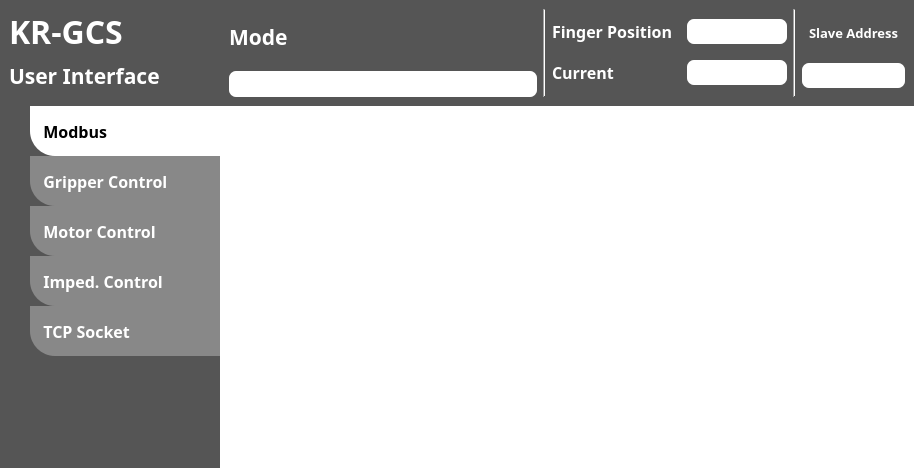
Above: ui/main_window.ui from KorasRobotics/KR_GCS_user_interface before the change. Below: the same form after it.
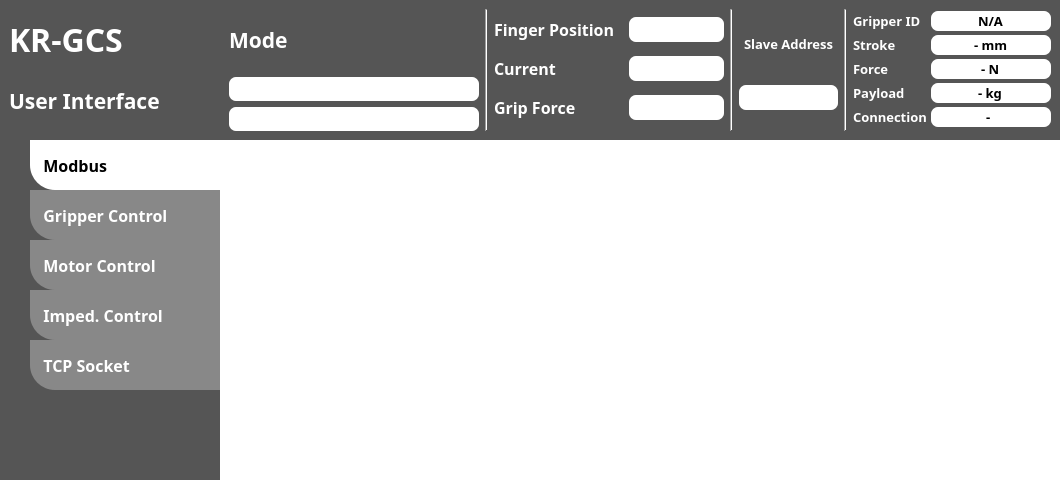
That is the form after the change. Icons and pictures are not drawn.

Patch:
```diff
--- a/ui/main_window.ui
+++ b/ui/main_window.ui
@@ -6,8 +6,8 @@
    <rect>
     <x>0</x>
     <y>0</y>
-    <width>914</width>
-    <height>468</height>
+    <width>1060</width>
+    <height>480</height>
    </rect>
   </property>
   <property name="font">
@@ -184,7 +184,6 @@
             <font>
              <family>Noto Sans KR</family>
              <pointsize>24</pointsize>
-             <weight>75</weight>
              <bold>true</bold>
             </font>
            </property>
@@ -236,7 +235,6 @@
             <font>
              <family>Noto Sans KR</family>
              <pointsize>16</pointsize>
-             <weight>75</weight>
              <bold>true</bold>
             </font>
            </property>
@@ -255,7 +253,7 @@
       <property name="maximumSize">
        <size>
         <width>16777215</width>
-        <height>106</height>
+        <height>140</height>
        </size>
       </property>
       <property name="font">
@@ -319,7 +317,6 @@
                 <font>
                  <family>Noto Sans KR</family>
                  <pointsize>16</pointsize>
-                 <weight>75</weight>
                  <bold>true</bold>
                 </font>
                </property>
@@ -357,11 +354,16 @@
            </item>
            <item>
             <widget class="QLineEdit" name="lineEdit_monitor_mode">
+             <property name="minimumSize">
+              <size>
+               <width>250</width>
+               <height>24</height>
+              </size>
+             </property>
              <property name="font">
               <font>
                <family>Noto Sans KR</family>
-               <pointsize>13</pointsize>
-               <weight>75</weight>
+               <pointsize>9</pointsize>
                <bold>true</bold>
               </font>
              </property>
@@ -370,6 +372,29 @@
              </property>
             </widget>
            </item>
+           <item>
+            <widget class="QLineEdit" name="lineEdit_monitor_warn">
+             <property name="minimumSize">
+              <size>
+               <width>0</width>
+               <height>24</height>
+              </size>
+             </property>
+             <property name="font">
+              <font>
+               <family>Noto Sans KR</family>
+               <pointsize>9</pointsize>
+               <bold>true</bold>
+              </font>
+             </property>
+             <property name="styleSheet">
+              <string notr="true">color:#B00000;</string>
+             </property>
+             <property name="readOnly">
+              <bool>true</bool>
+             </property>
+            </widget>
+           </item>
           </layout>
          </item>
          <item>
@@ -437,7 +462,6 @@
                 <font>
                  <family>Noto Sans KR</family>
                  <pointsize>12</pointsize>
-                 <weight>75</weight>
                  <bold>true</bold>
                 </font>
                </property>
@@ -464,7 +488,6 @@
                 <font>
                  <family>Noto Sans KR</family>
                  <pointsize>12</pointsize>
-                 <weight>75</weight>
                  <bold>true</bold>
                 </font>
                </property>
@@ -525,7 +548,6 @@
                 <font>
                  <family>Noto Sans KR</family>
                  <pointsize>12</pointsize>
-                 <weight>75</weight>
                  <bold>true</bold>
                 </font>
                </property>
@@ -552,7 +574,76 @@
                 <font>
                  <family>Noto Sans KR</family>
                  <pointsize>12</pointsize>
-                 <weight>75</weight>
+                 <bold>true</bold>
+                </font>
+               </property>
+               <property name="alignment">
+                <set>Qt::AlignCenter</set>
+               </property>
+               <property name="readOnly">
+                <bool>true</bool>
+               </property>
+              </widget>
+             </item>
+             <item row="2" column="0">
+              <widget class="QLabel" name="label_grip_force">
+               <property name="palette">
+                <palette>
+                 <active>
+                  <colorrole role="WindowText">
+                   <brush brushstyle="SolidPattern">
+                    <color alpha="255">
+                     <red>255</red>
+                     <green>255</green>
+                     <blue>255</blue>
+                    </color>
+                   </brush>
+                  </colorrole>
+                 </active>
+                 <inactive>
+                  <colorrole role="WindowText">
+                   <brush brushstyle="SolidPattern">
+                    <color alpha="255">
+                     <red>255</red>
+                     <green>255</green>
+                     <blue>255</blue>
+                    </color>
+                   </brush>
+                  </colorrole>
+                 </inactive>
+                 <disabled/>
+                </palette>
+               </property>
+               <property name="font">
+                <font>
+                 <family>Noto Sans KR</family>
+                 <pointsize>12</pointsize>
+                 <bold>true</bold>
+                </font>
+               </property>
+               <property name="text">
+                <string>Grip Force</string>
+               </property>
+              </widget>
+             </item>
+             <item row="2" column="1">
+              <widget class="QLineEdit" name="lineEdit_monitor_grip_force">
+               <property name="sizePolicy">
+                <sizepolicy hsizetype="Maximum" vsizetype="Fixed">
+                 <horstretch>0</horstretch>
+                 <verstretch>0</verstretch>
+                </sizepolicy>
+               </property>
+               <property name="maximumSize">
+                <size>
+                 <width>100</width>
+                 <height>16777215</height>
+                </size>
+               </property>
+               <property name="font">
+                <font>
+                 <family>Noto Sans KR</family>
+                 <pointsize>12</pointsize>
                  <bold>true</bold>
                 </font>
                </property>
@@ -629,7 +720,6 @@
                 <font>
                  <family>Noto Sans KR</family>
                  <pointsize>10</pointsize>
-                 <weight>75</weight>
                  <bold>true</bold>
                 </font>
                </property>
@@ -659,7 +749,6 @@
                 <font>
                  <family>Noto Sans KR</family>
                  <pointsize>12</pointsize>
-                 <weight>75</weight>
                  <bold>true</bold>
                 </font>
                </property>
@@ -673,6 +762,400 @@
              </item>
             </layout>
            </item>
+           <item>
+            <widget class="Line" name="line_gripper">
+             <property name="orientation">
+              <enum>Qt::Vertical</enum>
+             </property>
+            </widget>
+           </item>
+           <item>
+            <layout class="QGridLayout" name="gridLayout_gripper">
+             <property name="leftMargin">
+              <number>0</number>
+             </property>
+             <property name="topMargin">
+              <number>0</number>
+             </property>
+             <property name="rightMargin">
+              <number>0</number>
+             </property>
+             <property name="bottomMargin">
+              <number>0</number>
+             </property>
+             <property name="horizontalSpacing">
+              <number>4</number>
+             </property>
+             <property name="verticalSpacing">
+              <number>2</number>
+             </property>
+             <item row="0" column="0">
+              <widget class="QLabel" name="label_gripper_id">
+               <property name="palette">
+                <palette>
+                 <active>
+                  <colorrole role="WindowText">
+                   <brush brushstyle="SolidPattern">
+                    <color alpha="255">
+                     <red>255</red>
+                     <green>255</green>
+                     <blue>255</blue>
+                    </color>
+                   </brush>
+                  </colorrole>
+                 </active>
+                 <inactive>
+                  <colorrole role="WindowText">
+                   <brush brushstyle="SolidPattern">
+                    <color alpha="255">
+                     <red>255</red>
+                     <green>255</green>
+                     <blue>255</blue>
+                    </color>
+                   </brush>
+                  </colorrole>
+                 </inactive>
+                 <disabled/>
+                </palette>
+               </property>
+               <property name="font">
+                <font>
+                 <family>Noto Sans KR</family>
+                 <pointsize>10</pointsize>
+                 <bold>true</bold>
+                </font>
+               </property>
+               <property name="text">
+                <string>Gripper ID</string>
+               </property>
+              </widget>
+             </item>
+             <item row="0" column="1">
+              <widget class="QLineEdit" name="lineEdit_gripper_id">
+               <property name="minimumSize">
+                <size>
+                 <width>120</width>
+                 <height>0</height>
+                </size>
+               </property>
+               <property name="maximumSize">
+                <size>
+                 <width>120</width>
+                 <height>16777215</height>
+                </size>
+               </property>
+               <property name="font">
+                <font>
+                 <family>Noto Sans KR</family>
+                 <pointsize>10</pointsize>
+                 <bold>true</bold>
+                </font>
+               </property>
+               <property name="text">
+                <string>N/A</string>
+               </property>
+               <property name="alignment">
+                <set>Qt::AlignCenter</set>
+               </property>
+               <property name="readOnly">
+                <bool>true</bool>
+               </property>
+              </widget>
+             </item>
+             <item row="1" column="0">
+              <widget class="QLabel" name="label_gripper_stroke">
+               <property name="palette">
+                <palette>
+                 <active>
+                  <colorrole role="WindowText">
+                   <brush brushstyle="SolidPattern">
+                    <color alpha="255">
+                     <red>255</red>
+                     <green>255</green>
+                     <blue>255</blue>
+                    </color>
+                   </brush>
+                  </colorrole>
+                 </active>
+                 <inactive>
+                  <colorrole role="WindowText">
+                   <brush brushstyle="SolidPattern">
+                    <color alpha="255">
+                     <red>255</red>
+                     <green>255</green>
+                     <blue>255</blue>
+                    </color>
+                   </brush>
+                  </colorrole>
+                 </inactive>
+                 <disabled/>
+                </palette>
+               </property>
+               <property name="font">
+                <font>
+                 <family>Noto Sans KR</family>
+                 <pointsize>10</pointsize>
+                 <bold>true</bold>
+                </font>
+               </property>
+               <property name="text">
+                <string>Stroke</string>
+               </property>
+              </widget>
+             </item>
+             <item row="1" column="1">
+              <widget class="QLineEdit" name="lineEdit_gripper_stroke">
+               <property name="minimumSize">
+                <size>
+                 <width>120</width>
+                 <height>0</height>
+                </size>
+               </property>
+               <property name="maximumSize">
+                <size>
+                 <width>120</width>
+                 <height>16777215</height>
+                </size>
+               </property>
+               <property name="font">
+                <font>
+                 <family>Noto Sans KR</family>
+                 <pointsize>10</pointsize>
+                 <bold>true</bold>
+                </font>
+               </property>
+               <property name="text">
+                <string>- mm</string>
+               </property>
+               <property name="alignment">
+                <set>Qt::AlignCenter</set>
+               </property>
+               <property name="readOnly">
+                <bool>true</bool>
+               </property>
+              </widget>
+             </item>
+             <item row="2" column="0">
+              <widget class="QLabel" name="label_gripper_force">
+               <property name="palette">
+                <palette>
+                 <active>
+                  <colorrole role="WindowText">
+                   <brush brushstyle="SolidPattern">
+                    <color alpha="255">
+                     <red>255</red>
+                     <green>255</green>
+                     <blue>255</blue>
+                    </color>
+                   </brush>
+                  </colorrole>
+                 </active>
+                 <inactive>
+                  <colorrole role="WindowText">
+                   <brush brushstyle="SolidPattern">
+                    <color alpha="255">
+                     <red>255</red>
+                     <green>255</green>
+                     <blue>255</blue>
+                    </color>
+                   </brush>
+                  </colorrole>
+                 </inactive>
+                 <disabled/>
+                </palette>
+               </property>
+               <property name="font">
+                <font>
+                 <family>Noto Sans KR</family>
+                 <pointsize>10</pointsize>
+                 <bold>true</bold>
+                </font>
+               </property>
+               <property name="text">
+                <string>Force</string>
+               </property>
+              </widget>
+             </item>
+             <item row="2" column="1">
+              <widget class="QLineEdit" name="lineEdit_gripper_force">
+               <property name="minimumSize">
+                <size>
+                 <width>120</width>
+                 <height>0</height>
+                </size>
+               </property>
+               <property name="maximumSize">
+                <size>
+                 <width>120</width>
+                 <height>16777215</height>
+                </size>
+               </property>
+               <property name="font">
+                <font>
+                 <family>Noto Sans KR</family>
+                 <pointsize>10</pointsize>
+                 <bold>true</bold>
+                </font>
+               </property>
+               <property name="text">
+                <string>- N</string>
+               </property>
+               <property name="alignment">
+                <set>Qt::AlignCenter</set>
+               </property>
+               <property name="readOnly">
+                <bool>true</bool>
+               </property>
+              </widget>
+             </item>
+             <item row="3" column="0">
+              <widget class="QLabel" name="label_gripper_payload">
+               <property name="palette">
+                <palette>
+                 <active>
+                  <colorrole role="WindowText">
+                   <brush brushstyle="SolidPattern">
+                    <color alpha="255">
+                     <red>255</red>
+                     <green>255</green>
+                     <blue>255</blue>
+                    </color>
+                   </brush>
+                  </colorrole>
+                 </active>
+                 <inactive>
+                  <colorrole role="WindowText">
+                   <brush brushstyle="SolidPattern">
+                    <color alpha="255">
+                     <red>255</red>
+                     <green>255</green>
+                     <blue>255</blue>
+                    </color>
+                   </brush>
+                  </colorrole>
+                 </inactive>
+                 <disabled/>
+                </palette>
+               </property>
+               <property name="font">
+                <font>
+                 <family>Noto Sans KR</family>
+                 <pointsize>10</pointsize>
+                 <bold>true</bold>
+                </font>
+               </property>
+               <property name="text">
+                <string>Payload</string>
+               </property>
+              </widget>
+             </item>
+             <item row="3" column="1">
+              <widget class="QLineEdit" name="lineEdit_gripper_payload">
+               <property name="minimumSize">
+                <size>
+                 <width>120</width>
+                 <height>0</height>
+                </size>
+               </property>
+               <property name="maximumSize">
+                <size>
+                 <width>120</width>
+                 <height>16777215</height>
+                </size>
+               </property>
+               <property name="font">
+                <font>
+                 <family>Noto Sans KR</family>
+                 <pointsize>10</pointsize>
+                 <bold>true</bold>
+                </font>
+               </property>
+               <property name="text">
+                <string>- kg</string>
+               </property>
+               <property name="alignment">
+                <set>Qt::AlignCenter</set>
+               </property>
+               <property name="readOnly">
+                <bool>true</bool>
+               </property>
+              </widget>
+             </item>
+             <item row="4" column="0">
+              <widget class="QLabel" name="label_gripper_connect">
+               <property name="palette">
+                <palette>
+                 <active>
+                  <colorrole role="WindowText">
+                   <brush brushstyle="SolidPattern">
+                    <color alpha="255">
+                     <red>255</red>
+                     <green>255</green>
+                     <blue>255</blue>
+                    </color>
+                   </brush>
+                  </colorrole>
+                 </active>
+                 <inactive>
+                  <colorrole role="WindowText">
+                   <brush brushstyle="SolidPattern">
+                    <color alpha="255">
+                     <red>255</red>
+                     <green>255</green>
+                     <blue>255</blue>
+                    </color>
+                   </brush>
+                  </colorrole>
+                 </inactive>
+                 <disabled/>
+                </palette>
+               </property>
+               <property name="font">
+                <font>
+                 <family>Noto Sans KR</family>
+                 <pointsize>10</pointsize>
+                 <bold>true</bold>
+                </font>
+               </property>
+               <property name="text">
+                <string>Connection</string>
+               </property>
+              </widget>
+             </item>
+             <item row="4" column="1">
+              <widget class="QLineEdit" name="lineEdit_gripper_connect">
+               <property name="minimumSize">
+                <size>
+                 <width>120</width>
+                 <height>0</height>
+                </size>
+               </property>
+               <property name="maximumSize">
+                <size>
+                 <width>120</width>
+                 <height>16777215</height>
+                </size>
+               </property>
+               <property name="font">
+                <font>
+                 <family>Noto Sans KR</family>
+                 <pointsize>10</pointsize>
+                 <bold>true</bold>
+                </font>
+               </property>
+               <property name="text">
+                <string>- </string>
+               </property>
+               <property name="alignment">
+                <set>Qt::AlignCenter</set>
+               </property>
+               <property name="readOnly">
+                <bool>true</bool>
+               </property>
+              </widget>
+             </item>
+            </layout>
+           </item>
           </layout>
          </item>
         </layout>
@@ -794,6 +1277,15 @@
                  </color>
                 </brush>
                </colorrole>
+               <colorrole role="Highlight">
+                <brush brushstyle="SolidPattern">
+                 <color alpha="255">
+                  <red>31</red>
+                  <green>155</green>
+                  <blue>93</blue>
+                 </color>
+                </brush>
+               </colorrole>
               </active>
               <inactive>
                <colorrole role="Button">
@@ -823,6 +1315,15 @@
                  </color>
                 </brush>
                </colorrole>
+               <colorrole role="Highlight">
+                <brush brushstyle="SolidPattern">
+                 <color alpha="255">
+                  <red>31</red>
+                  <green>155</green>
+                  <blue>93</blue>
+                 </color>
+                </brush>
+               </colorrole>
               </inactive>
               <disabled>
                <colorrole role="Button">
@@ -852,6 +1353,15 @@
                  </color>
                 </brush>
                </colorrole>
+               <colorrole role="Highlight">
+                <brush brushstyle="SolidPattern">
+                 <color alpha="255">
+                  <red>31</red>
+                  <green>155</green>
+                  <blue>93</blue>
+                 </color>
+                </brush>
+               </colorrole>
               </disabled>
              </palette>
             </property>
@@ -859,7 +1369,6 @@
              <font>
               <family>Noto Sans KR</family>
               <pointsize>12</pointsize>
-              <weight>75</weight>
               <bold>true</bold>
               <strikeout>false</strikeout>
               <kerning>true</kerning>
@@ -954,9 +1463,18 @@
                  </color>
                 </brush>
                </colorrole>
-               <colorrole role="PlaceholderText">
+               <colorrole role="Highlight">
                 <brush brushstyle="SolidPattern">
                  <color alpha="255">
+                  <red>31</red>
+                  <green>155</green>
+                  <blue>93</blue>
+                 </color>
+                </brush>
+               </colorrole>
+               <colorrole role="PlaceholderText">
+                <brush brushstyle="SolidPattern">
+                 <color alpha="128">
                   <red>255</red>
                   <green>255</green>
                   <blue>255</blue>
@@ -1019,9 +1537,18 @@
                  </color>
                 </brush>
                </colorrole>
-               <colorrole role="PlaceholderText">
+               <colorrole role="Highlight">
                 <brush brushstyle="SolidPattern">
                  <color alpha="255">
+                  <red>31</red>
+                  <green>155</green>
+                  <blue>93</blue>
+                 </color>
+                </brush>
+               </colorrole>
+               <colorrole role="PlaceholderText">
+                <brush brushstyle="SolidPattern">
+                 <color alpha="128">
                   <red>255</red>
                   <green>255</green>
                   <blue>255</blue>
@@ -1084,9 +1611,18 @@
                  </color>
                 </brush>
                </colorrole>
-               <colorrole role="PlaceholderText">
+               <colorrole role="Highlight">
                 <brush brushstyle="SolidPattern">
                  <color alpha="255">
+                  <red>31</red>
+                  <green>155</green>
+                  <blue>93</blue>
+                 </color>
+                </brush>
+               </colorrole>
+               <colorrole role="PlaceholderText">
+                <brush brushstyle="SolidPattern">
+                 <color alpha="128">
                   <red>255</red>
                   <green>255</green>
                   <blue>255</blue>
@@ -1100,7 +1636,6 @@
              <font>
               <family>Noto Sans KR</family>
               <pointsize>12</pointsize>
-              <weight>75</weight>
               <bold>true</bold>
              </font>
             </property>
@@ -1193,9 +1728,18 @@
                  </color>
                 </brush>
                </colorrole>
-               <colorrole role="PlaceholderText">
+               <colorrole role="Highlight">
                 <brush brushstyle="SolidPattern">
                  <color alpha="255">
+                  <red>31</red>
+                  <green>155</green>
+                  <blue>93</blue>
+                 </color>
+                </brush>
+               </colorrole>
+               <colorrole role="PlaceholderText">
+                <brush brushstyle="SolidPattern">
+                 <color alpha="128">
                   <red>255</red>
                   <green>255</green>
                   <blue>255</blue>
@@ -1258,9 +1802,18 @@
                  </color>
                 </brush>
                </colorrole>
-               <colorrole role="PlaceholderText">
+               <colorrole role="Highlight">
                 <brush brushstyle="SolidPattern">
                  <color alpha="255">
+                  <red>31</red>
+                  <green>155</green>
+                  <blue>93</blue>
+                 </color>
+                </brush>
+               </colorrole>
+               <colorrole role="PlaceholderText">
+                <brush brushstyle="SolidPattern">
+                 <color alpha="128">
                   <red>255</red>
                   <green>255</green>
                   <blue>255</blue>
@@ -1323,9 +1876,18 @@
                  </color>
                 </brush>
                </colorrole>
-               <colorrole role="PlaceholderText">
+               <colorrole role="Highlight">
                 <brush brushstyle="SolidPattern">
                  <color alpha="255">
+                  <red>31</red>
+                  <green>155</green>
+                  <blue>93</blue>
+                 </color>
+                </brush>
+               </colorrole>
+               <colorrole role="PlaceholderText">
+                <brush brushstyle="SolidPattern">
+                 <color alpha="128">
                   <red>255</red>
                   <green>255</green>
                   <blue>255</blue>
@@ -1339,7 +1901,6 @@
              <font>
               <family>Noto Sans KR</family>
               <pointsize>12</pointsize>
-              <weight>75</weight>
               <bold>true</bold>
              </font>
             </property>
@@ -1432,9 +1993,18 @@
                  </color>
                 </brush>
                </colorrole>
-               <colorrole role="PlaceholderText">
+               <colorrole role="Highlight">
                 <brush brushstyle="SolidPattern">
                  <color alpha="255">
+                  <red>31</red>
+                  <green>155</green>
+                  <blue>93</blue>
+                 </color>
+                </brush>
+               </colorrole>
+               <colorrole role="PlaceholderText">
+                <brush brushstyle="SolidPattern">
+                 <color alpha="128">
                   <red>255</red>
                   <green>255</green>
                   <blue>255</blue>
@@ -1497,9 +2067,18 @@
                  </color>
                 </brush>
                </colorrole>
-               <colorrole role="PlaceholderText">
+               <colorrole role="Highlight">
                 <brush brushstyle="SolidPattern">
                  <color alpha="255">
+                  <red>31</red>
+                  <green>155</green>
+                  <blue>93</blue>
+                 </color>
+                </brush>
+               </colorrole>
+               <colorrole role="PlaceholderText">
+                <brush brushstyle="SolidPattern">
+                 <color alpha="128">
                   <red>255</red>
                   <green>255</green>
                   <blue>255</blue>
@@ -1562,9 +2141,18 @@
                  </color>
                 </brush>
                </colorrole>
-               <colorrole role="PlaceholderText">
+               <colorrole role="Highlight">
                 <brush brushstyle="SolidPattern">
                  <color alpha="255">
+                  <red>31</red>
+                  <green>155</green>
+                  <blue>93</blue>
+                 </color>
+                </brush>
+               </colorrole>
+               <colorrole role="PlaceholderText">
+                <brush brushstyle="SolidPattern">
+                 <color alpha="128">
                   <red>255</red>
                   <green>255</green>
                   <blue>255</blue>
@@ -1578,7 +2166,6 @@
              <font>
               <family>Noto Sans KR</family>
               <pointsize>12</pointsize>
-              <weight>75</weight>
               <bold>true</bold>
              </font>
             </property>
@@ -1671,9 +2258,18 @@
                  </color>
                 </brush>
                </colorrole>
-               <colorrole role="PlaceholderText">
+               <colorrole role="Highlight">
                 <brush brushstyle="SolidPattern">
                  <color alpha="255">
+                  <red>31</red>
+                  <green>155</green>
+                  <blue>93</blue>
+                 </color>
+                </brush>
+               </colorrole>
+               <colorrole role="PlaceholderText">
+                <brush brushstyle="SolidPattern">
+                 <color alpha="128">
                   <red>255</red>
                   <green>255</green>
                   <blue>255</blue>
@@ -1736,9 +2332,18 @@
                  </color>
                 </brush>
                </colorrole>
-               <colorrole role="PlaceholderText">
+               <colorrole role="Highlight">
                 <brush brushstyle="SolidPattern">
                  <color alpha="255">
+                  <red>31</red>
+                  <green>155</green>
+                  <blue>93</blue>
+                 </color>
+                </brush>
+               </colorrole>
+               <colorrole role="PlaceholderText">
+                <brush brushstyle="SolidPattern">
+                 <color alpha="128">
                   <red>255</red>
                   <green>255</green>
                   <blue>255</blue>
@@ -1801,9 +2406,18 @@
                  </color>
                 </brush>
                </colorrole>
-               <colorrole role="PlaceholderText">
+               <colorrole role="Highlight">
                 <brush brushstyle="SolidPattern">
                  <color alpha="255">
+                  <red>31</red>
+                  <green>155</green>
+                  <blue>93</blue>
+                 </color>
+                </brush>
+               </colorrole>
+               <colorrole role="PlaceholderText">
+                <brush brushstyle="SolidPattern">
+                 <color alpha="128">
                   <red>255</red>
                   <green>255</green>
                   <blue>255</blue>
@@ -1817,7 +2431,6 @@
              <font>
               <family>Noto Sans KR</family>
               <pointsize>12</pointsize>
-              <weight>75</weight>
               <bold>true</bold>
              </font>
             </property>
```
